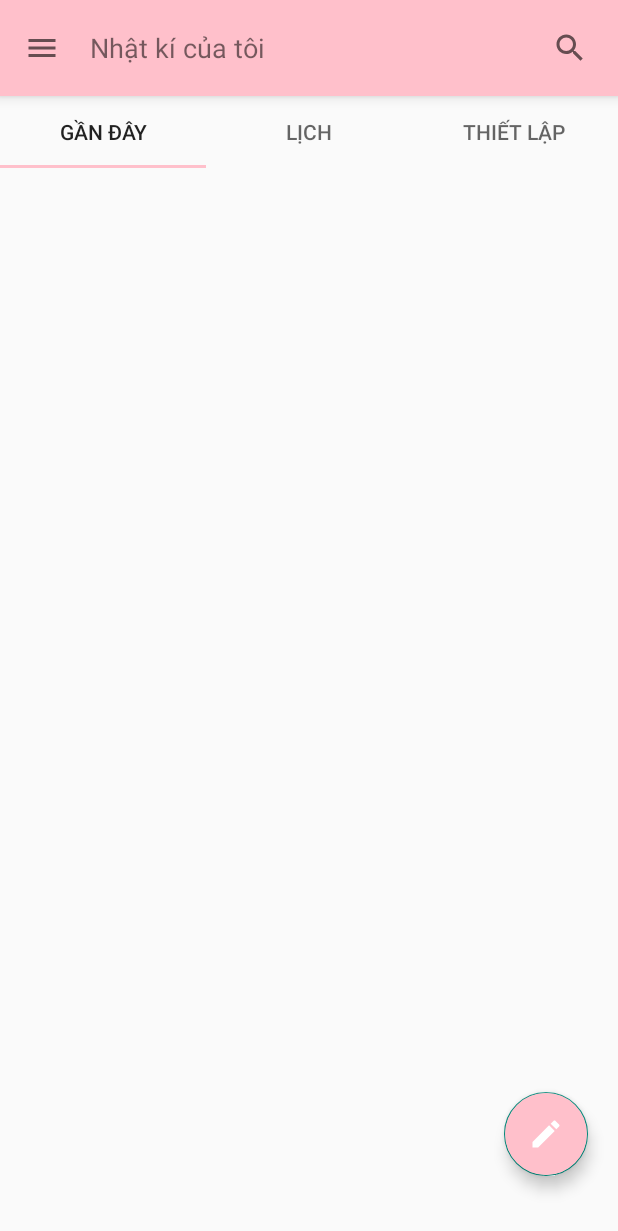
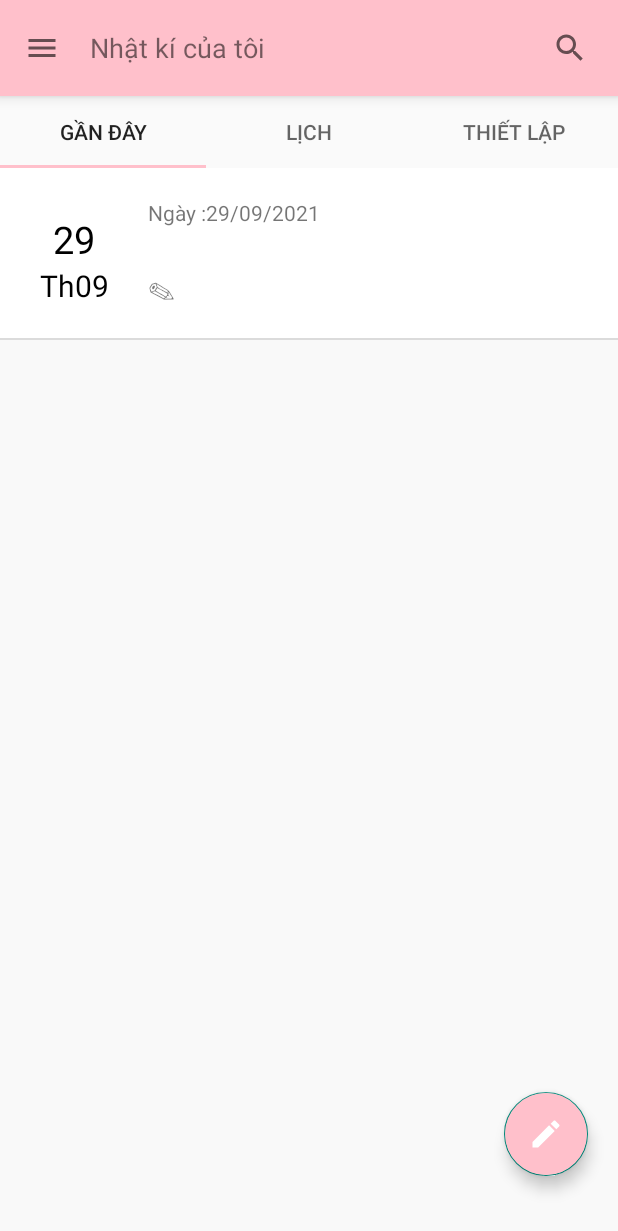
Before and after one commit to Doannam2000/DailyLife, an Android app: the MainActivity screen opened directly, with no data from a screen before it, on a phone screen of 412 x 824 dp. Shown: the top 1231 px of the screen. Run offline under Robolectric (Android 15) with nearby library versions, the phone set to English and light mode, and no system bars.

Commit message:
update list diary

```diff
--- a/app/src/main/java/dd/wan/dailylife/MainActivity.kt
+++ b/app/src/main/java/dd/wan/dailylife/MainActivity.kt
@@ -5,14 +5,17 @@ import androidx.appcompat.app.AppCompatActivity
 import android.os.Bundle
 import androidx.core.view.GravityCompat
 import androidx.fragment.app.*
+import androidx.lifecycle.ViewModelProvider
 import dd.wan.dailylife.fragment.CalendarFrag
+import dd.wan.dailylife.fragment.DiaryFragment
 import dd.wan.dailylife.fragment.SettingFragment
 import kotlinx.android.synthetic.main.activity_main.*
 import kotlinx.android.synthetic.main.toolbar.*
+import java.util.*
+import kotlin.collections.ArrayList
 
 
 class MainActivity : AppCompatActivity() {
-//    var check = true
     override fun onCreate(savedInstanceState: Bundle?) {
         super.onCreate(savedInstanceState)
         setContentView(R.layout.activity_main)
@@ -21,17 +24,20 @@ class MainActivity : AppCompatActivity() {
             drawerLayout.openDrawer(GravityCompat.START)
         }
         var listFragment = ArrayList<Fragment>()
-        listFragment.add(DialogFragment())
+        listFragment.add(DiaryFragment())
         listFragment.add(CalendarFrag())
         listFragment.add(SettingFragment())
-        var adapter = ViewAdapter(supportFragmentManager, 0, listFragment)
+        var adapter = ViewAdapter(supportFragmentManager, listFragment)
         content.adapter = adapter
         tabLayout.setupWithViewPager(content)
-        fbtnAdd.setOnClickListener { startActivity(Intent(this,AddDiaryActivity::class.java)) }
+        fbtnAdd.setOnClickListener {
+            startActivity(Intent(this, AddDiaryActivity::class.java))
+        }
+
     }
 
-    class ViewAdapter(fm: FragmentManager, behavior: Int, var list: ArrayList<Fragment>) :
-        FragmentPagerAdapter(fm, behavior) {
+    class ViewAdapter(fm: FragmentManager, var list: ArrayList<Fragment>) :
+        FragmentPagerAdapter(fm) {
         override fun getCount(): Int {
             return list.size
         }
@@ -45,26 +51,10 @@ class MainActivity : AppCompatActivity() {
                 0 -> return "Gần đây"
                 1 -> return "Lịch"
                 2 -> return "Thiết lập"
-                else ->return "Gần đây"
+                else -> return "Gần đây"
             }
         }
 
     }
 
-
-//    rq pass if tab another app
-//
-//    override fun onResume() {
-//        super.onResume()
-//        if(!check)
-//        {
-//            check = true
-//            startActivity(Intent(this,PassActivity::class.java))
-//        }
-//    }
-//
-//    override fun onPause() {
-//        super.onPause()
-//        check = false
-//    }
 }
--- /dev/null
+++ b/app/src/main/java/dd/wan/dailylife/adapter/DiaryAdapter.kt
@@ -0,0 +1,48 @@
+package dd.wan.dailylife.adapter
+
+import android.view.LayoutInflater
+import android.view.View
+import android.view.ViewGroup
+import android.widget.TextView
+import androidx.recyclerview.widget.RecyclerView
+import dd.wan.dailylife.R
+import dd.wan.dailylife.model.note
+import java.text.SimpleDateFormat
+import java.util.*
+import kotlin.collections.ArrayList
+
+class DiaryAdapter(var list:ArrayList<note>) : RecyclerView.Adapter<DiaryAdapter.ViewHolder>() {
+    val sdfDate = SimpleDateFormat("dd")
+    val sdfDay = SimpleDateFormat("dd/MM/yyyy")
+    val sdfMonth = SimpleDateFormat("MM")
+    override fun onCreateViewHolder(parent: ViewGroup, viewType: Int): DiaryAdapter.ViewHolder {
+        var view = LayoutInflater.from(parent.context).inflate(R.layout.item_diary, parent, false)
+        return ViewHolder(view)
+    }
+
+    override fun onBindViewHolder(holder: DiaryAdapter.ViewHolder, position: Int) {
+        holder.setData()
+    }
+
+    override fun getItemCount(): Int {
+        return list.size
+    }
+
+    inner class ViewHolder(itemView: View) : RecyclerView.ViewHolder(itemView){
+        var txtDay:TextView = itemView.findViewById(R.id.txtDay)
+        var txtDate:TextView = itemView.findViewById(R.id.txtDate)
+        var txtContent:TextView = itemView.findViewById(R.id.txtContent)
+        var txtMonth:TextView = itemView.findViewById(R.id.txtMonth)
+        var txtTitle:TextView = itemView.findViewById(R.id.txtTitle)
+        fun setData()
+        {
+            var item = list.get(adapterPosition)
+            var date = item.date
+            txtDay.text = sdfDate.format(date)
+            txtDate.text = "Ngày :"+sdfDay.format(date)
+            txtMonth.text = "Th"+sdfMonth.format(date)
+            txtContent.text = "✎ "+ item.string
+            txtTitle.text = item.title
+        }
+    }
+}
--- a/app/src/main/java/dd/wan/dailylife/adapter/ViewPagerAdapter.kt
+++ b/app/src/main/java/dd/wan/dailylife/adapter/ViewPagerAdapter.kt
@@ -22,5 +22,4 @@ class ViewPagerAdapter(
         return list.get(position)
     }
 
-
 }
--- a/app/src/main/java/dd/wan/dailylife/fragment/CalendarFrag.kt
+++ b/app/src/main/java/dd/wan/dailylife/fragment/CalendarFrag.kt
@@ -16,7 +16,6 @@ import dd.wan.dailylife.AddDiaryActivity
 import dd.wan.dailylife.R
 import dd.wan.dailylife.adapter.ViewPagerAdapter
 import kotlinx.android.synthetic.main.fragment_calendar2.view.*
-import kotlinx.android.synthetic.main.toolbar.view.*
 import java.text.SimpleDateFormat
 import java.util.*
 import java.util.Calendar
@@ -87,6 +86,22 @@ class CalendarFrag : Fragment() {
         view.viewPager.offscreenPageLimit = 2
         view.viewPager.setCurrentItem(1, false)
         var adapterDay = DayAdapter(listday)
+        view.addDiary.setOnClickListener{
+            var intent = Intent(activity,AddDiaryActivity::class.java)
+            intent.putExtra("date",list[1].getItemSelected())
+            startActivity(intent)
+        }
+        // hiển thị ngày trong tuần
+
+        val layoutManager: RecyclerView.LayoutManager =
+            GridLayoutManager(context, 7)
+        view.dayOfWeek.layoutManager = layoutManager
+        view.dayOfWeek.setHasFixedSize(true)
+        view.dayOfWeek.setItemViewCacheSize(7)
+        view.dayOfWeek.adapter = adapterDay
+
+
+        // chọn ngày bắt đầu
         view.setting.setOnClickListener {
             var popupMenu = PopupMenu(context, it)
             popupMenu.menuInflater.inflate(R.menu.menu, popupMenu.menu)
@@ -126,16 +141,6 @@ class CalendarFrag : Fragment() {
                 false
             }
         }
-
-        view.addDiary.setOnClickListener{startActivity(Intent(activity,AddDiaryActivity::class.java))}
-        // hiển thị ngày trong tuần
-
-        val layoutManager: RecyclerView.LayoutManager =
-            GridLayoutManager(context, 7)
-        view.dayOfWeek.layoutManager = layoutManager
-        view.dayOfWeek.setHasFixedSize(true)
-        view.dayOfWeek.setItemViewCacheSize(7)
-        view.dayOfWeek.adapter = adapterDay
         return view
     }
 
--- a/app/src/main/java/dd/wan/dailylife/fragment/DiaryFragment.kt
+++ b/app/src/main/java/dd/wan/dailylife/fragment/DiaryFragment.kt
@@ -1,21 +1,41 @@
 package dd.wan.dailylife.fragment
 
+import android.os.Build
 import android.os.Bundle
 import androidx.fragment.app.Fragment
 import android.view.LayoutInflater
 import android.view.View
 import android.view.ViewGroup
+import androidx.annotation.RequiresApi
+import androidx.recyclerview.widget.DividerItemDecoration
+import androidx.recyclerview.widget.LinearLayoutManager
+import androidx.recyclerview.widget.RecyclerView
 import dd.wan.dailylife.R
+import dd.wan.dailylife.SQLHelper
+import dd.wan.dailylife.adapter.DiaryAdapter
+import dd.wan.dailylife.model.note
+import kotlinx.android.synthetic.main.fragment_calendar2.view.*
 
 
 class DiaryFragment : Fragment() {
 
 
+    @RequiresApi(Build.VERSION_CODES.P)
     override fun onCreateView(
         inflater: LayoutInflater, container: ViewGroup?,
         savedInstanceState: Bundle?
     ): View? {
-        return inflater.inflate(R.layout.fragment_diary, container, false)
+        var view = inflater.inflate(R.layout.fragment_diary, container, false)
+        val sqlHelper = SQLHelper(context)
+        var list:ArrayList<note> = sqlHelper.getAllDB()
+        list.sortBy {  it.date }
+        var adapter = DiaryAdapter(list)
+        var recycler:RecyclerView = view.findViewById(R.id.listDiary)
+        recycler.layoutManager = LinearLayoutManager(requireContext())
+        recycler.setHasFixedSize(true)
+        recycler.addItemDecoration(DividerItemDecoration(context,DividerItemDecoration.VERTICAL))
+        recycler.adapter = adapter
+        return view
     }
 
 }
--- a/app/src/main/java/dd/wan/dailylife/model/note.kt
+++ b/app/src/main/java/dd/wan/dailylife/model/note.kt
@@ -2,5 +2,5 @@ package dd.wan.dailylife.model
 
 import java.util.*
 
-class note(var date:Calendar,var title:String, var string:String) {
+class note(var date:Date,var title:String, var string:String) {
 }
--- a/app/src/main/res/layout/fragment_calendar2.xml
+++ b/app/src/main/res/layout/fragment_calendar2.xml
@@ -19,7 +19,7 @@
         android:layout_width="match_parent"
         android:layout_height="wrap_content"
         android:gravity="center"
-        android:background="#A47EEC"
+        android:background="#C2A4FA"
         app:layout_constraintEnd_toEndOf="parent"
         app:layout_constraintStart_toStartOf="parent"
         app:layout_constraintTop_toTopOf="parent">
@@ -82,7 +82,7 @@
             <TextView
                 android:layout_width="wrap_content"
                 android:layout_height="wrap_content"
-                android:text="Thêm sự kiện"
+                android:text="Thêm ghi chú"
                 android:textColor="@color/pink" />
         </LinearLayout>
 
--- a/app/src/main/res/layout/fragment_diary.xml
+++ b/app/src/main/res/layout/fragment_diary.xml
@@ -1,10 +1,12 @@
 <?xml version="1.0" encoding="utf-8"?>
-<FrameLayout xmlns:android="http://schemas.android.com/apk/res/android"
+<LinearLayout xmlns:android="http://schemas.android.com/apk/res/android"
     xmlns:tools="http://schemas.android.com/tools"
     android:layout_width="match_parent"
     android:layout_height="match_parent"
     tools:context=".fragment.DiaryFragment"
-    android:background="#f9f">
-
-
-</FrameLayout>
+    android:background="#f9f9f9">
+    <androidx.recyclerview.widget.RecyclerView
+        android:id="@+id/listDiary"
+        android:layout_width="match_parent"
+        android:layout_height="match_parent"/>
+</LinearLayout>
--- /dev/null
+++ b/app/src/main/res/layout/item_diary.xml
@@ -0,0 +1,64 @@
+<?xml version="1.0" encoding="utf-8"?>
+<androidx.constraintlayout.widget.ConstraintLayout xmlns:android="http://schemas.android.com/apk/res/android"
+    xmlns:app="http://schemas.android.com/apk/res-auto"
+    xmlns:tools="http://schemas.android.com/tools"
+    android:layout_width="match_parent"
+    android:layout_height="wrap_content"
+    android:background="@color/white"
+    android:paddingHorizontal="10dp"
+    android:paddingVertical="20dp">
+
+    <TextView
+        android:id="@+id/txtDay"
+        android:layout_width="wrap_content"
+        android:layout_height="wrap_content"
+        android:layout_marginStart="25dp"
+        android:layout_marginTop="10dp"
+        android:text="29"
+        android:textColor="@color/black"
+        android:textSize="25sp"
+        app:layout_constraintStart_toStartOf="parent"
+        app:layout_constraintTop_toTopOf="@+id/txtDate" />
+
+    <TextView
+        android:id="@+id/txtMonth"
+        android:layout_width="wrap_content"
+        android:layout_height="wrap_content"
+        android:text="Th.9"
+        android:textColor="@color/black"
+        android:textSize="20sp"
+        app:layout_constraintEnd_toEndOf="@+id/txtDay"
+        app:layout_constraintStart_toStartOf="@+id/txtDay"
+        app:layout_constraintTop_toBottomOf="@+id/txtDay" />
+
+    <TextView
+        android:id="@+id/txtDate"
+        android:layout_width="wrap_content"
+        android:layout_height="wrap_content"
+        android:layout_marginStart="35dp"
+        android:text="time"
+        app:layout_constraintStart_toEndOf="@+id/txtDay"
+        app:layout_constraintTop_toTopOf="parent" />
+
+    <TextView
+        android:id="@+id/txtTitle"
+        android:layout_width="wrap_content"
+        android:layout_height="wrap_content"
+        android:text="TITLE"
+        android:textColor="@color/black"
+        android:textSize="22sp"
+        app:layout_constraintStart_toStartOf="@+id/txtDate"
+        app:layout_constraintTop_toBottomOf="@+id/txtDate" />
+
+    <TextView
+        android:id="@+id/txtContent"
+        android:layout_width="200dp"
+        android:layout_height="wrap_content"
+        android:ellipsize="end"
+        android:maxLines="1"
+        android:text="Noi dung"
+        android:textSize="18sp"
+        app:layout_constraintBottom_toBottomOf="parent"
+        app:layout_constraintStart_toStartOf="@+id/txtTitle"
+        app:layout_constraintTop_toBottomOf="@+id/txtTitle" />
+</androidx.constraintlayout.widget.ConstraintLayout>
```
Also changed, not shown: app/src/main/java/dd/wan/dailylife/AddDiaryActivity.kt (+36 -14 lines), app/src/main/java/dd/wan/dailylife/SQLHelper.kt (+13 -8 lines), app/src/main/java/dd/wan/dailylife/adapter/CalendarAdapter.kt (+1 -34 lines), app/src/main/java/dd/wan/dailylife/fragment/CalendarFragment.kt (+3 -5 lines), app/src/main/res/layout/activity_add_diary.xml (+9 -2 lines).
